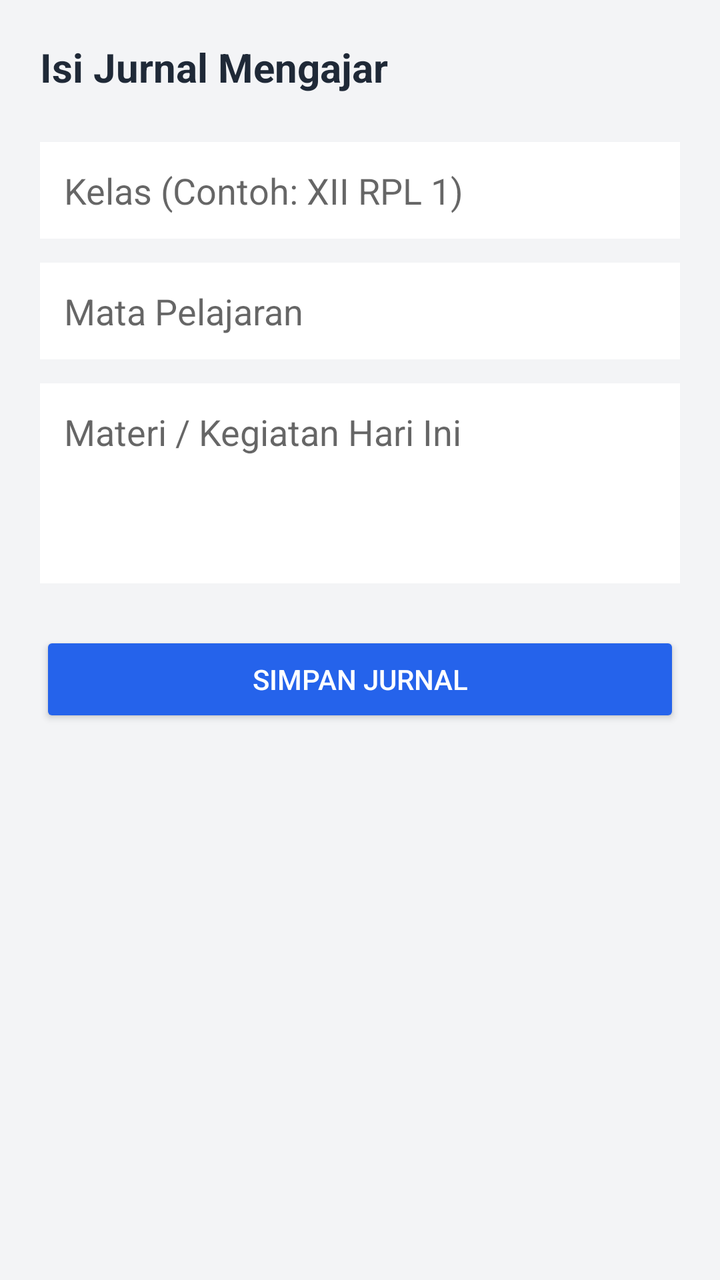
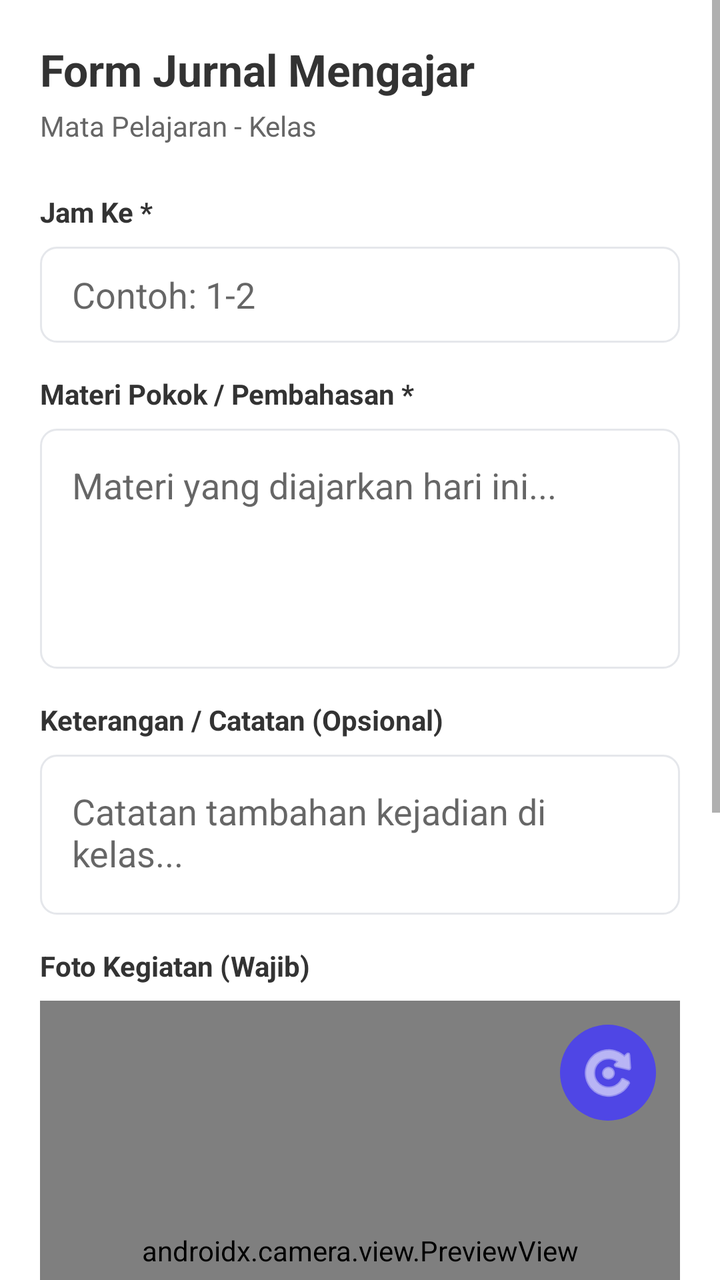

Screens rendered from an Android XML layout before and after an edit, with the pre-edit source and the edit as a unified diff.
<!-- AndroidManifest.xml: application theme Theme.AppCompat.Light.NoActionBar -->
<!-- res/layout/activity_jurnal_mengajar.xml -->
<?xml version="1.0" encoding="utf-8"?>
<LinearLayout xmlns:android="http://schemas.android.com/apk/res/android"
    android:layout_width="match_parent"
    android:layout_height="match_parent"
    android:orientation="vertical"
    android:padding="20dp"
    android:background="#F3F4F6">

    <TextView
        android:layout_width="wrap_content"
        android:layout_height="wrap_content"
        android:text="Isi Jurnal Mengajar"
        android:textSize="20sp"
        android:textStyle="bold"
        android:textColor="#1F2937"
        android:layout_marginBottom="24dp"/>

    <EditText
        android:id="@+id/etKelas"
        android:layout_width="match_parent"
        android:layout_height="wrap_content"
        android:hint="Kelas (Contoh: XII RPL 1)"
        android:background="#FFFFFF"
        android:padding="12dp"
        android:layout_marginBottom="12dp"/>

    <EditText
        android:id="@+id/etMapel"
        android:layout_width="match_parent"
        android:layout_height="wrap_content"
        android:hint="Mata Pelajaran"
        android:background="#FFFFFF"
        android:padding="12dp"
        android:layout_marginBottom="12dp"/>

    <EditText
        android:id="@+id/etMateri"
        android:layout_width="match_parent"
        android:layout_height="100dp"
        android:hint="Materi / Kegiatan Hari Ini"
        android:gravity="top|start"
        android:background="#FFFFFF"
        android:padding="12dp"
        android:layout_marginBottom="24dp"/>

    <Button
        android:id="@+id/btnSimpanJurnal"
        android:layout_width="match_parent"
        android:layout_height="wrap_content"
        android:text="Simpan Jurnal"
        android:backgroundTint="#2563EB"
        android:textColor="#FFFFFF"/>

</LinearLayout>
<!-- resources referenced by this layout -->
<resources>

</resources>

<!-- the commit's change to res/layout/activity_jurnal_mengajar.xml (unified diff, before → after) -->
@@ -1,54 +1,196 @@
 <?xml version="1.0" encoding="utf-8"?>
-<LinearLayout xmlns:android="http://schemas.android.com/apk/res/android"
+<ScrollView xmlns:android="http://schemas.android.com/apk/res/android"
+    xmlns:app="http://schemas.android.com/apk/res-auto"
+    xmlns:tools="http://schemas.android.com/tools"
+    tools:ignore="HardcodedText,Autofill,ContentDescription,ButtonStyle,MissingPrefix"
     android:layout_width="match_parent"
     android:layout_height="match_parent"
-    android:orientation="vertical"
-    android:padding="20dp"
-    android:background="#F3F4F6">
+    android:background="@android:color/white"
+    android:clipToPadding="false"
+    android:paddingBottom="100dp">
 
-    <TextView
-        android:layout_width="wrap_content"
-        android:layout_height="wrap_content"
-        android:text="Isi Jurnal Mengajar"
-        android:textSize="20sp"
-        android:textStyle="bold"
-        android:textColor="#1F2937"
-        android:layout_marginBottom="24dp"/>
-
-    <EditText
-        android:id="@+id/etKelas"
+    <LinearLayout
         android:layout_width="match_parent"
         android:layout_height="wrap_content"
-        android:hint="Kelas (Contoh: XII RPL 1)"
-        android:background="#FFFFFF"
-        android:padding="12dp"
-        android:layout_marginBottom="12dp"/>
+        android:orientation="vertical"
+        android:padding="20dp">
 
-    <EditText
-        android:id="@+id/etMapel"
-        android:layout_width="match_parent"
-        android:layout_height="wrap_content"
-        android:hint="Mata Pelajaran"
-        android:background="#FFFFFF"
-        android:padding="12dp"
-        android:layout_marginBottom="12dp"/>
+        <TextView
+            android:layout_width="wrap_content"
+            android:layout_height="wrap_content"
+            android:text="Form Jurnal Mengajar"
+            android:textSize="22sp"
+            android:textStyle="bold"
+            android:textColor="#333333" />
 
-    <EditText
-        android:id="@+id/etMateri"
-        android:layout_width="match_parent"
-        android:layout_height="100dp"
-        android:hint="Materi / Kegiatan Hari Ini"
-        android:gravity="top|start"
-        android:background="#FFFFFF"
-        android:padding="12dp"
-        android:layout_marginBottom="24dp"/>
+        <TextView
+            android:id="@+id/tvDetailPelajaran"
+            android:layout_width="wrap_content"
+            android:layout_height="wrap_content"
+            android:text="Mata Pelajaran - Kelas"
+            android:textSize="14sp"
+            android:textColor="#666666"
+            android:layout_marginTop="4dp"
+            android:layout_marginBottom="24dp" />
 
-    <Button
-        android:id="@+id/btnSimpanJurnal"
-        android:layout_width="match_parent"
-        android:layout_height="wrap_content"
-        android:text="Simpan Jurnal"
-        android:backgroundTint="#2563EB"
-        android:textColor="#FFFFFF"/>
+        
+        <TextView
+            android:layout_width="wrap_content"
+            android:layout_height="wrap_content"
+            android:text="Jam Ke *"
+            android:textStyle="bold"
+            android:textColor="#333333"
+            android:layout_marginBottom="8dp" />
 
-</LinearLayout>
+        <EditText
+            android:id="@+id/etJamKe"
+            android:layout_width="match_parent"
+            android:layout_height="48dp"
+            android:background="@drawable/bg_rounded_white"
+            android:paddingHorizontal="16dp"
+            android:hint="Contoh: 1-2"
+            android:inputType="text"
+            android:layout_marginBottom="16dp" />
+
+        
+        <TextView
+            android:layout_width="wrap_content"
+            android:layout_height="wrap_content"
+            android:text="Materi Pokok / Pembahasan *"
+            android:textStyle="bold"
+            android:textColor="#333333"
+            android:layout_marginBottom="8dp" />
+
+        <EditText
+            android:id="@+id/etMateri"
+            android:layout_width="match_parent"
+            android:layout_height="120dp"
+            android:background="@drawable/bg_rounded_white"
+            android:padding="16dp"
+            android:hint="Materi yang diajarkan hari ini..."
+            android:gravity="top|start"
+            android:inputType="textMultiLine"
+            android:layout_marginBottom="16dp" />
+
+        
+        <TextView
+            android:layout_width="wrap_content"
+            android:layout_height="wrap_content"
+            android:text="Keterangan / Catatan (Opsional)"
+            android:textStyle="bold"
+            android:textColor="#333333"
+            android:layout_marginBottom="8dp" />
+
+        <EditText
+            android:id="@+id/etCatatan"
+            android:layout_width="match_parent"
+            android:layout_height="80dp"
+            android:background="@drawable/bg_rounded_white"
+            android:padding="16dp"
+            android:hint="Catatan tambahan kejadian di kelas..."
+            android:gravity="top|start"
+            android:inputType="textMultiLine"
+            android:layout_marginBottom="16dp" />
+
+        
+        <TextView
+            android:layout_width="wrap_content"
+            android:layout_height="wrap_content"
+            android:text="Foto Kegiatan (Wajib)"
+            android:textStyle="bold"
+            android:textColor="#333333"
+            android:layout_marginBottom="8dp" />
+
+        <FrameLayout
+            android:layout_width="match_parent"
+            android:layout_height="250dp"
+            android:layout_marginBottom="16dp"
+            android:background="@drawable/bg_rounded_white"
+            android:clipChildren="true"
+            android:clipToPadding="true">
+
+            <androidx.camera.view.PreviewView
+                android:id="@+id/viewFinder"
+                android:layout_width="match_parent"
+                android:layout_height="match_parent" />
+
+            <ImageView
+                android:id="@+id/ivPreview"
+                android:layout_width="match_parent"
+                android:layout_height="match_parent"
+                android:scaleType="centerCrop"
+                android:visibility="gone" />
+
+            
+            <ImageButton
+                android:id="@+id/btnSwitchCamera"
+                android:layout_width="48dp"
+                android:layout_height="48dp"
+                android:layout_gravity="top|end"
+                android:layout_margin="12dp"
+                android:background="@drawable/bg_circle_primary"
+                android:src="@android:drawable/ic_menu_rotate"
+                app:tint="#FFFFFF"
+                android:padding="12dp" />
+
+            
+            <ImageButton
+                android:id="@+id/btnCapture"
+                android:layout_width="64dp"
+                android:layout_height="64dp"
+                android:layout_gravity="bottom|center_horizontal"
+                android:layout_marginBottom="16dp"
+                android:background="@drawable/bg_circle_primary"
+                android:src="@android:drawable/ic_menu_camera"
+                app:tint="#FFFFFF"
+                android:padding="16dp" />
+                
+            
+            <Button
+                android:id="@+id/btnRetake"
+                android:layout_width="wrap_content"
+                android:layout_height="wrap_content"
+                android:layout_gravity="bottom|center_horizontal"
+                android:layout_marginBottom="16dp"
+                android:text="Ulangi Foto"
+                android:visibility="gone"
+                android:backgroundTint="#FF9800"
+                android:textColor="#FFFFFF" />
+
+        </FrameLayout>
+
+        <LinearLayout
+            android:layout_width="match_parent"
+            android:layout_height="wrap_content"
+            android:orientation="horizontal"
+            android:gravity="end"
+            android:layout_marginTop="16dp">
+
+            <Button
+                android:id="@+id/btnBatal"
+                android:layout_width="wrap_content"
+                android:layout_height="wrap_content"
+                android:text="Batal"
+                android:backgroundTint="#CCCCCC"
+                android:textColor="#333333"
+                android:layout_marginEnd="8dp" />
+
+            <Button
+                android:id="@+id/btnLanjut"
+                android:layout_width="wrap_content"
+                android:layout_height="wrap_content"
+                android:text="Lanjut ke Presensi"
+                android:backgroundTint="#4F46E5"
+                android:textColor="#FFFFFF" />
+        </LinearLayout>
+        
+        <ProgressBar
+            android:id="@+id/progressBar"
+            android:layout_width="wrap_content"
+            android:layout_height="wrap_content"
+            android:layout_gravity="center"
+            android:visibility="gone"
+            android:layout_marginTop="16dp"/>
+
+    </LinearLayout>
+</ScrollView>
<!-- resource entries referenced after the edit -->
@@ -1,5 +1,18 @@
 <!-- resources referenced by this layout -->
 <resources>
-
+  <!-- drawable bg_circle_primary (drawable) -->
+  <?xml version="1.0" encoding="utf-8"?>
+  <shape xmlns:android="http://schemas.android.com/apk/res/android"
+      android:shape="oval">
+      <solid android:color="#4F46E5" />
+  </shape>
+  <!-- drawable bg_rounded_white (drawable) -->
+  <?xml version="1.0" encoding="utf-8"?>
+  <shape xmlns:android="http://schemas.android.com/apk/res/android"
+      android:shape="rectangle">
+      <solid android:color="#FFFFFF" />
+      <corners android:radius="8dp" />
+      <stroke android:width="1dp" android:color="#E5E7EB" />
+  </shape>
 </resources>
 
